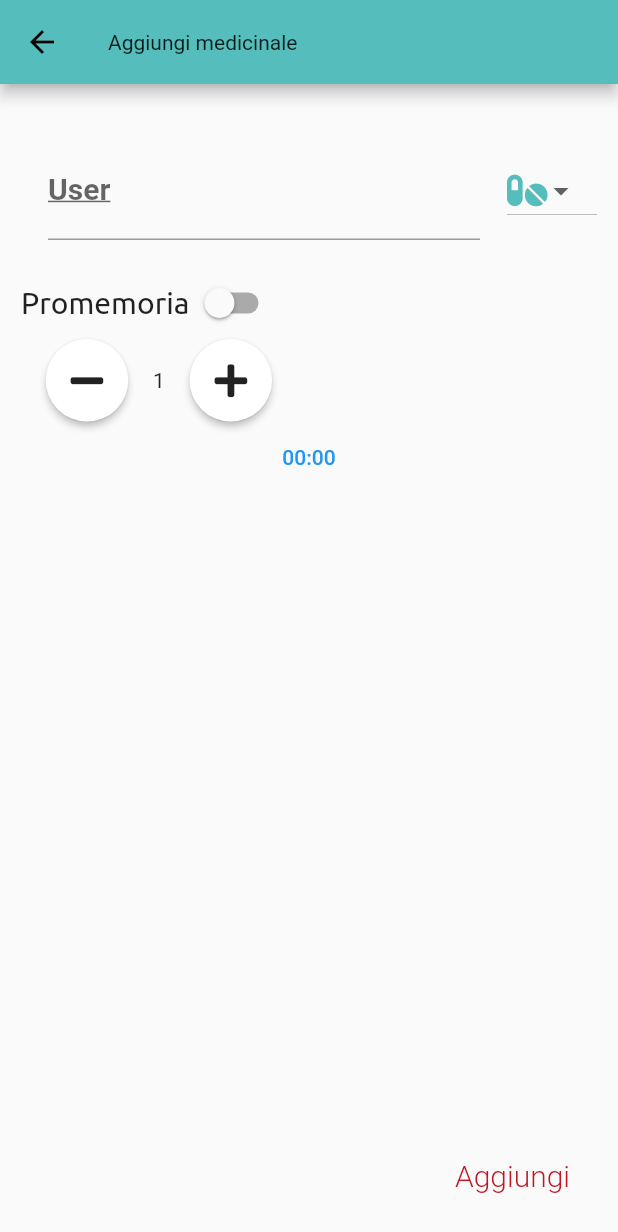
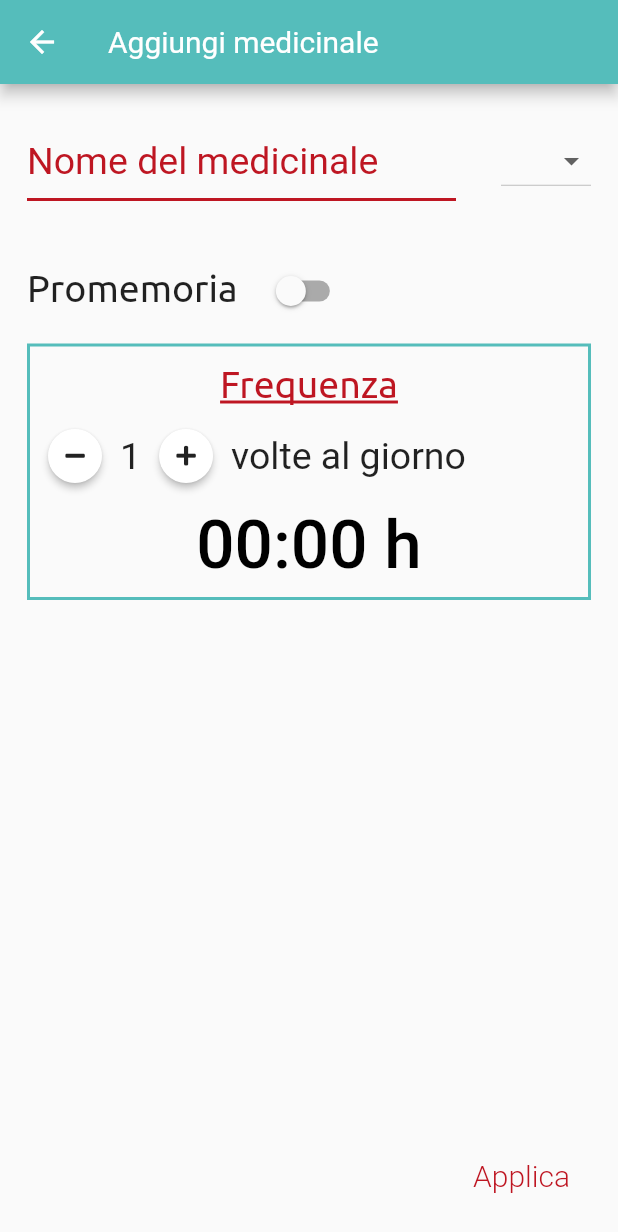
Before and after one commit to fabiomontello/my-care-app, a Flutter app: the MedicinaleEdit screen opened by its route, on a phone screen of 412 x 824 dp. Shown: the top 1232 px of the screen. Run offline on Flutter 3.47's test engine with Material 2 defaults, Android fonts, the phone set to English and light mode, and no system bars; our stand-ins replace flutter_datetime_picker, font_awesome_flutter; project files that could hold a hidden picture were left out.

Commit message:
Home and medicinale_edit updates

```diff
--- a/lib/pages/home_list.dart
+++ b/lib/pages/home_list.dart
@@ -43,7 +43,9 @@ class _HomeListState extends State<HomeList> {
       }
     }
 
-    return Column(
+    return Container(
+      padding: EdgeInsets.fromLTRB(15, 18, 15, 0),
+      child: Column(
         children: <Widget>[
           Expanded(
             child: ListView(
@@ -68,6 +70,7 @@ class _HomeListState extends State<HomeList> {
                 ...medList.map((elem) {
                   return Container(
                     child: ListTile(
+                      onTap: (){print(elem.title);},
                       leading: Icon(
                         FontAwesomeIcons.pills,
                         color: Theme.of(context).primaryColor,
@@ -81,7 +84,7 @@ class _HomeListState extends State<HomeList> {
                         ),
                       ),
                       subtitle: Text(
-                      elem.id,
+                        elem.frequency.toString() + ' volte al giorno',
                         style: TextStyle(
                           fontFamily: 'Ubuntu',
                           fontSize: 16,
@@ -215,6 +218,7 @@ class _HomeListState extends State<HomeList> {
           //   ],
           // ),
         ],
+      ),
     );
   }
 }
--- a/lib/pages/medicinale_edit.dart
+++ b/lib/pages/medicinale_edit.dart
@@ -32,7 +32,7 @@ class _MedicinaleEditState extends State<MedicinaleEdit> {
   }
 
   void _removeFrequency() {
-    if (_frequency > 0) {
+    if (_frequency > 1) {
       setState(() {
         _frequency = _frequency - 1;
         timesList.removeLast();
@@ -44,10 +44,14 @@ class _MedicinaleEditState extends State<MedicinaleEdit> {
   Widget build(BuildContext context) {
     return Scaffold(
       appBar: AppBar(
-        title: Text('Aggiungi medicinale'),
+        iconTheme: new IconThemeData(color: Colors.white),
+        title: Text(
+          'Aggiungi medicinale',
+          style: TextStyle(color: Colors.white, fontSize: 20),
+        ),
       ),
       body: Container(
-        padding: EdgeInsets.fromLTRB(14, 20, 14, 0),
+        padding: EdgeInsets.fromLTRB(18, 25, 18, 0),
         child: Column(
           children: [
             Row(
@@ -55,36 +59,58 @@ class _MedicinaleEditState extends State<MedicinaleEdit> {
               children: [
                 Flexible(
                   child: Container(
-                    margin: const EdgeInsets.all(15.0),
-                    padding: const EdgeInsets.all(3.0),
+                    // margin: const EdgeInsets.all(15.0),
+                    // padding: const EdgeInsets.all(3.0),
                     child: TextField(
                       controller: _nomeMed,
                       expands: false,
-                      keyboardType: TextInputType.emailAddress,
-                      decoration: InputDecoration(labelText: "User"),
+                      keyboardType: TextInputType.text,
+                      decoration: InputDecoration(
+                        hintText: "Nome del medicinale",
+                        fillColor: Color(0xffBE1622),
+                        hintStyle: TextStyle(color: Color(0xffBE1622)),
+                        helperStyle: TextStyle(color: Color(0xffBE1622)),
+                        enabledBorder: new UnderlineInputBorder(
+                          borderSide: BorderSide(
+                            color: Color(0xffBE1622),
+                            width: 2.0,
+                          ),
+                        ),
+                        focusedBorder: UnderlineInputBorder(
+                          borderSide: BorderSide(
+                            color: Color(0xffBE1622),
+                            width: 2.0,
+                          ),
+                        ),
+                      ),
                       style: TextStyle(
                         //color: Color(0xffBE1622),
-                        fontSize: 20,
-                        fontWeight: FontWeight.bold,
-                        decoration: TextDecoration.underline,
+                        fontSize: 25,
+                        fontWeight: FontWeight.normal,
+                        color: Color(0xffBE1622),
                       ),
                     ),
                   ),
                 ),
                 Container(
+                  margin: EdgeInsets.only(left: 30),
                   width: 60,
                   child: DropdownButton<String>(
                     items: [
                       DropdownMenuItem(
+                        value: 'pills',
                         child: Icon(
                           FontAwesomeIcons.pills,
                           color: Theme.of(context).primaryColor,
+                          size: 35,
                         ),
                       ),
                       DropdownMenuItem(
+                        value: 'mobile',
                         child: Icon(
-                          FontAwesomeIcons.pills,
+                          FontAwesomeIcons.mobile,
                           color: Theme.of(context).primaryColor,
+                          size: 35,
                         ),
                       ),
                     ],
@@ -98,16 +124,22 @@ class _MedicinaleEditState extends State<MedicinaleEdit> {
                 ),
               ],
             ),
-            Row(
+            Container(
+              padding: EdgeInsets.fromLTRB(0, 30, 0, 10),
+              child: Row(
                 children: <Widget>[
                   Text(
                     'Promemoria',
                     style: TextStyle(
                       fontFamily: 'Ubuntu',
-                    fontSize: 20,
+                      fontSize: 25,
                     ),
                   ),
-                Switch(
+                  Container(
+                    width: 60,
+                    height: 50,
+                    margin: EdgeInsets.fromLTRB(15, 5, 0, 0),
+                    child: Switch(
                       value: _promemoria,
                       onChanged: (val) {
                         setState(() {
@@ -115,39 +147,70 @@ class _MedicinaleEditState extends State<MedicinaleEdit> {
                         });
                       },
                     ),
+                  ),
                 ],
               ),
+            ),
+            Container(
+              decoration: BoxDecoration(
+                  border: Border.all(
+                      width: 2, color: Theme.of(context).primaryColor)),
+              child: Column(
+                children: <Widget>[
+                  Container(
+                      margin: EdgeInsets.fromLTRB(0, 10, 0, 10),
+                      child: Text(
+                        'Frequenza',
+                        style: TextStyle(
+                            decoration: TextDecoration.underline,
+                            fontFamily: 'Ubuntu',
+                            fontSize: 25,
+                            color: Color(0xffBE1622)),
+                      )),
                   Row(
                     children: <Widget>[
-                RawMaterialButton(
+                      Container(
+                        width: 60,
+                        child: RawMaterialButton(
                           onPressed: _removeFrequency,
                           elevation: 2.0,
                           fillColor: Colors.white,
                           child: Icon(
                             FontAwesomeIcons.minus,
-                    size: 25.0,
+                            size: 15.0,
                           ),
-                  padding: EdgeInsets.all(15.0),
+                          padding: EdgeInsets.all(5.0),
                           shape: CircleBorder(),
                         ),
-                Text(_frequency.toString()),
-                RawMaterialButton(
+                      ),
+                      Text(
+                        _frequency.toString(),
+                        style: TextStyle(fontSize: 25),
+                      ),
+                      Container(
+                        width: 60,
+                        child: RawMaterialButton(
                           onPressed: _addFrequency,
                           elevation: 2.0,
                           fillColor: Colors.white,
                           child: Icon(
                             FontAwesomeIcons.plus,
-                    size: 25.0,
+                            size: 15.0,
                           ),
-                  padding: EdgeInsets.all(15.0),
+                          padding: EdgeInsets.all(5.0),
                           shape: CircleBorder(),
-                )
+                        ),
+                      ),
+                      Text(
+                        'volte al giorno',
+                        style: TextStyle(fontSize: 25),
+                      ),
                     ],
                   ),
-            Column(
-              children: <Widget>[
                   for (var i = 0; i < timesList.length; i++)
-                  FlatButton(
+                    Container(
+                      height: 70,
+                      child: FlatButton(
                           onPressed: () {
                             DatePicker.showTimePicker(context,
                                 showSecondsColumn: false,
@@ -155,20 +218,39 @@ class _MedicinaleEditState extends State<MedicinaleEdit> {
                               setState(() {
                                 timesList[i] = date;
                               });
-                        }, currentTime: DateTime.now(), locale: LocaleType.it);
                             },
+                                currentTime: DateTime.now(),
+                                locale: LocaleType.it);
+                          },
+                          padding: EdgeInsets.all(0),
                           child: Text(
-                        DateFormat.Hm().format(timesList[i]),
-                        style: TextStyle(color: Colors.blue),
-                      ))
-              ],
+                            DateFormat.Hm().format(timesList[i]) + ' h',
+                            style: TextStyle(color: Colors.black, fontSize: 45),
+                          )),
                     )
                 ],
               ),
             ),
-      // ),
-      floatingActionButton: FlatButton(
+            // Column(
+            //   children: <Widget>[],
+            // )
+          ],
+        ),
+      ),
+      floatingActionButton: Builder(
+        builder: (context) => FlatButton(
           onPressed: () {
+            if (_nomeMed.text.toString() == '') {
+              final snackBar = SnackBar(
+                content: Text('Inserisci il nome del medicinale'),
+                backgroundColor: Color(0xffBE1622),
+                duration: Duration(seconds: 3),
+              );
+              //Navigator.of(context).pushReplacementNamed('/home');
+              final scaffold = Scaffold.of(context);
+              // Find the Scaffold in the widget tree and use it to show a SnackBar.
+              scaffold.showSnackBar(snackBar);
+            } else {
               Navigator.of(context).pushReplacementNamed('/home', arguments: {
                 'type': 'medicinale',
                 'object': new Medicinale(
@@ -179,9 +261,10 @@ class _MedicinaleEditState extends State<MedicinaleEdit> {
                     title: _nomeMed.text.toString(),
                     promemoriaList: timesList)
               });
+            }
           },
           child: Text(
-          "Aggiungi",
+            "Applica",
             textAlign: TextAlign.right,
             style: TextStyle(
                 color: Color(0xffBE1622),
@@ -189,6 +272,7 @@ class _MedicinaleEditState extends State<MedicinaleEdit> {
                 fontWeight: FontWeight.w300),
           ),
         ),
+      ),
     );
   }
 }
--- a/lib/ui/plus_list_elem.dart
+++ b/lib/ui/plus_list_elem.dart
@@ -8,9 +8,7 @@ class PlusListElem extends StatelessWidget {
 
   PlusListElem(this.labelTitle, this.labelIcon, this.route);
 
-  void _openEditPage(
-    BuildContext ctx,
-  ) {
+  void _openEditPage(BuildContext ctx,) {
     Navigator.of(ctx).pop();
     Navigator.of(ctx).pushNamed(route);
   }
--- a/lib/ui/red_separator.dart
+++ b/lib/ui/red_separator.dart
@@ -8,8 +8,8 @@ class RedSeparator extends StatelessWidget {
   Widget build(BuildContext context) {
     return Divider(
       color: Color(0xffBE1622),
-      indent: 30,
-      endIndent: 30,
+      indent: 10,
+      endIndent: 10,
       height: 5,
       thickness: 2,
     );
```
Lines whose indentation alone changed are shown as unchanged.
